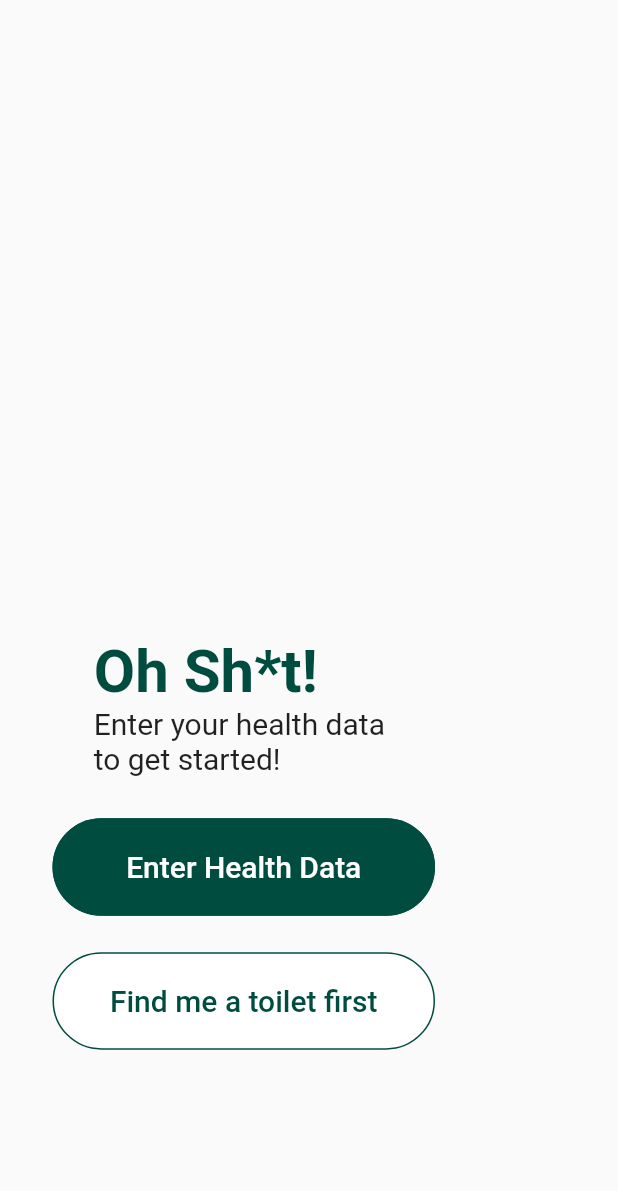
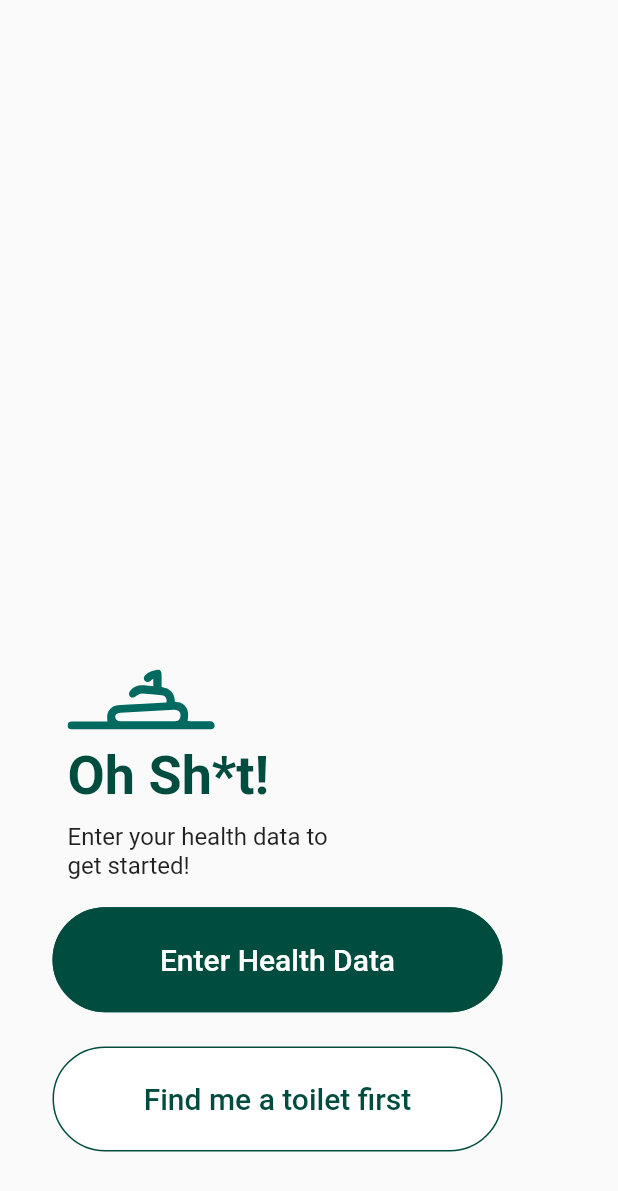
Before and after one commit to CurtisMIT/andro_poop, a Flutter app: the screen it shows after launch, on a phone screen of 412 x 824 dp. Shown: the top 1191 px of the screen. Run offline on Flutter 3.47's test engine with Material 2 defaults, Android fonts, the phone set to English and light mode, and no system bars; our stand-ins replace flutter_svg, table_calendar; Roboto replaces fonts that are missing (Ubuntu).

```diff
--- a/lib/Components/Start.dart
+++ b/lib/Components/Start.dart
@@ -1,27 +1,50 @@
 import 'package:flutter/material.dart';
+import 'package:flutter_svg/flutter_svg.dart';
 
 class Start extends StatelessWidget {
+
   @override
   Widget build(BuildContext context) {
+
+    final String assetName = 'assets/Logo.svg';
+
     return Scaffold(
       body: Padding(
-        padding: const EdgeInsets.only(top: 400.0, left: 35.0, bottom: 100.0),
+        padding: const EdgeInsets.only(top: 440.0, left: 35.0, bottom: 50.0),
         child: Container(
             alignment: Alignment.bottomLeft,
-            child: Column(
-              mainAxisAlignment: MainAxisAlignment.spaceEvenly,
-              children: <Widget>[
-                Container(
             child: Column(
               crossAxisAlignment: CrossAxisAlignment.start,
               mainAxisAlignment: MainAxisAlignment.spaceEvenly,
               children: <Widget>[
+                Container(
+                  child: Row(
+                    children: <Widget>[
+                      SizedBox(
+                        width: 10,
+                      ),
+                      Column(
+                        crossAxisAlignment: CrossAxisAlignment.start,
+                        mainAxisAlignment: MainAxisAlignment.spaceEvenly,
+                        children: <Widget>[
+                          SvgPicture.asset(
+                            assetName,
+                            semanticsLabel: 'Logo',
+                          ),
+                          SizedBox(
+                            height: 10,
+                          ),
                           Text(
                             'Oh Sh*t!',
                             style: TextStyle(
-                            fontSize: 40,
+                                fontSize: 36,
                                 color: Colors.teal[900],
-                            fontWeight: FontWeight.bold),
+                                fontWeight: FontWeight.bold,
+                                fontFamily: 'Ubuntu'
+                              ),
+                          ),
+                          SizedBox(
+                            height: 10,
                           ),
                           SizedBox(
                             height: 50,
@@ -29,9 +52,11 @@ class Start extends StatelessWidget {
                             child: Text(
                               'Enter your health data to get started!',
                               style: TextStyle(
-                            fontSize: 20,
+                                fontSize: 16,
                               ),
                             ),
+                          )
+                        ],
                       )
                     ],
                   ),
@@ -40,7 +65,10 @@ class Start extends StatelessWidget {
                   name: 'Enter Health Data',
                   color: Colors.teal[900],
                   txtcolor: Colors.white,
-                  onPressed: () => Navigator.pushNamed(context, '/second'),
+                  onPressed: () => Navigator.of(context).pushNamed('/second'),
+                ),
+                SizedBox(
+                  height: 10,
                 ),
                 TestButton(
                   name: 'Find me a toilet first',
@@ -73,12 +101,12 @@ class TestButton extends StatelessWidget {
         ),
       ),
       onPressed: onPressed,
-      padding: const EdgeInsets.symmetric(vertical: 2.0, horizontal: 5.0),
+      padding: const EdgeInsets.symmetric(vertical: 2.0,),
       color: color,
       textColor: txtcolor,
       shape: StadiumBorder(side: BorderSide(color: Colors.teal[900])),
-      height: 65,
-      minWidth: 255,
+      height: 70,
+      minWidth: 300,
       elevation: 0,
     );
   }
--- a/lib/main.dart
+++ b/lib/main.dart
@@ -1,7 +1,11 @@
 import 'package:flutter/material.dart';
 import 'Components/Start.dart';
 import 'Components/CalendarView.dart';
-void main() => runApp(MyApp());
+import 'package:intl/date_symbol_data_local.dart';
+
+void main() {
+  initializeDateFormatting().then((_) => runApp(MyApp()));
+}
 
 class MyApp extends StatelessWidget {
  @override
@@ -11,7 +15,7 @@ class MyApp extends StatelessWidget {
      initialRoute: '/',
      routes: {
        '/': (context) => Start(),
-       '/second': (context) => CalendarView()
+       '/second': (context) => SecondScreen()
      },
    );
  }
```
Also changed, not shown: lib/Components/CalendarView.dart (+147 -2 lines), pubspec.yaml (+4 -3 lines), assets/Logo.svg (added), pubspec.lock. Lines whose indentation alone changed are shown as unchanged.
